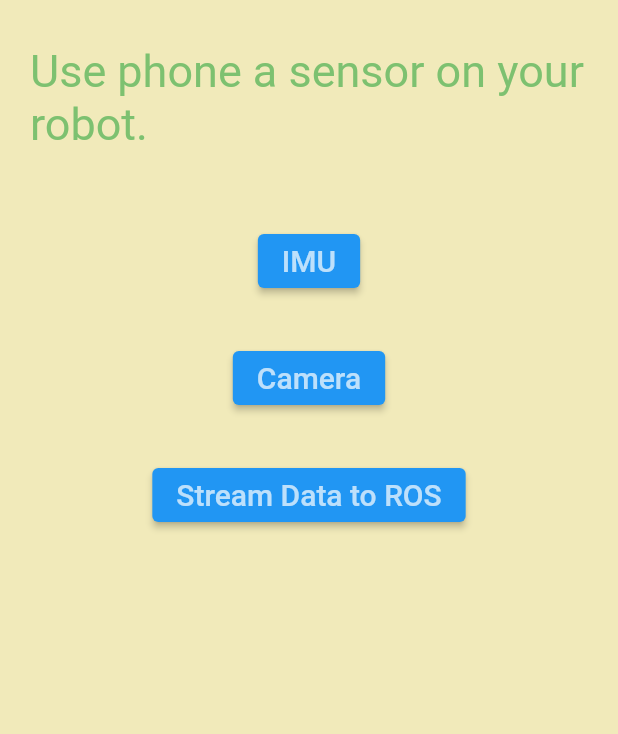
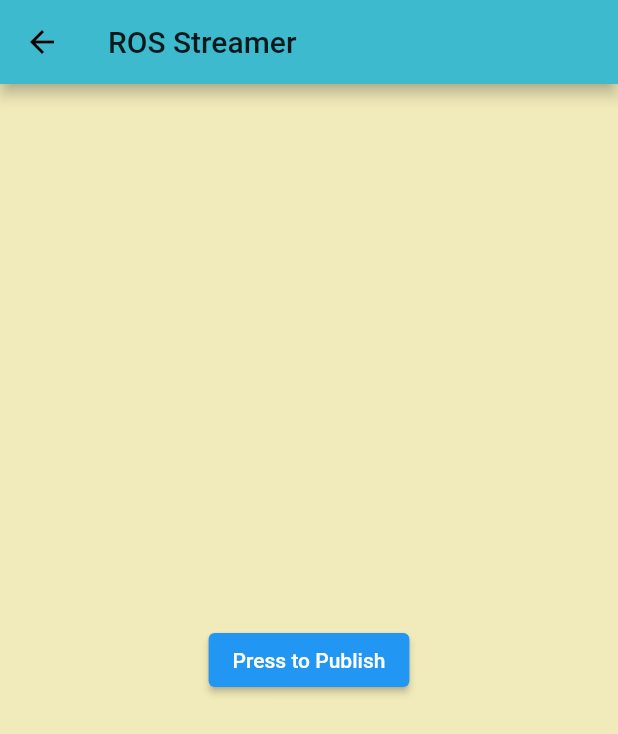
Before and after one commit to Soft-illusion/Mobile_sensors_app, a Flutter app: the screen it shows after launch, after a tap on "Stream Data to ROS", on a phone screen of 412 x 824 dp. Shown: the top 734 px of the screen. Run offline on Flutter 3.47's test engine with Material 2 defaults, Android fonts, the phone set to English and light mode, and no system bars; our stand-ins replace dartx, sensors_plus; missing offline and left inert: dartros, sensor_msgs, std_msgs; statements that could not run were skipped.

Commit message:
wip check ros

```diff
--- a/lib/screens/home_screen.dart
+++ b/lib/screens/home_screen.dart
@@ -2,7 +2,7 @@
 import 'package:flutter/widgets.dart';
 // import 'package:mobile_sensors/screens/camera.dart';
 import 'package:mobile_sensors/screens/imu.dart';
-// import 'package:mobile_sensors/screens/ros_master_uri.dart';
+import 'package:mobile_sensors/screens/ros_master_uri.dart';
 
 class Homescreen extends StatefulWidget {
   const Homescreen({Key? key}) : super(key: key);
@@ -40,7 +40,7 @@
                       print("IMU clicked");
                       Navigator.push(context,
                           MaterialPageRoute(builder: (context) {
-                        return IMU();
+                        return IMUScreen();
                       }));
                     },
                     child: Text(
@@ -73,6 +73,10 @@
                   child: ElevatedButton(
                     onPressed: () {
                       print("Stream data clicked");
+                      Navigator.push(context,
+                          MaterialPageRoute(builder: (context) {
+                        return RosStreamer();
+                      }));
                     },
                     child: Text(
                       'Stream Data to ROS',
--- a/lib/screens/imu.dart
+++ b/lib/screens/imu.dart
@@ -2,14 +2,14 @@
 import 'package:sensors_plus/sensors_plus.dart';
 import 'dart:async';
 
-class IMU extends StatefulWidget {
-  const IMU({Key? key}) : super(key: key);
+class IMUScreen extends StatefulWidget {
+  const IMUScreen({Key? key}) : super(key: key);
 
   @override
-  _IMUState createState() => _IMUState();
+  _IMUScreenState createState() => _IMUScreenState();
 }
 
-class _IMUState extends State<IMU> {
+class _IMUScreenState extends State<IMUScreen> {
   double ax = 9.0;
 
   List<double>? _accelerometerValues;
--- a/lib/screens/ros_master_uri.dart
+++ b/lib/screens/ros_master_uri.dart
@@ -0,0 +1,47 @@
+import 'package:dartros/dartros.dart';
+import 'package:flutter/material.dart';
+import 'package:dartx/dartx.dart';
+import 'package:std_msgs/msgs.dart';
+import 'package:sensor_msgs/msgs.dart';
+
+class RosStreamer extends StatefulWidget {
+  const RosStreamer({Key? key}) : super(key: key);
+
+  @override
+  _RosStreamerState createState() => _RosStreamerState();
+}
+
+class _RosStreamerState extends State<RosStreamer> {
+  late NodeHandle nh;
+  late Publisher imu_pub;
+
+  @override
+  void initState() async {
+    super.initState();
+    nh = await initNode("Hey", []);
+
+    imu_pub = nh.advertise<StringMessage>("/imu/raw", StringMessage.$prototype);
+  }
+
+  @override
+  Widget build(BuildContext context) {
+    return Scaffold(
+      appBar: AppBar(
+        title: Text("ROS Streamer"),
+      ),
+      body: Center(
+        child: ElevatedButton(
+          onPressed: () {
+            print("Publish button pressed");
+            final imu_msg = StringMessage(data: "Hi!!");
+            imu_pub.publish(imu_msg);
+          },
+          child: Text(
+            "Press to Publish",
+            textAlign: TextAlign.center,
+          ),
+        ),
+      ),
+    );
+  }
+}
--- a/pubspec.yaml
+++ b/pubspec.yaml
@@ -24,6 +24,8 @@
   flutter:
     sdk: flutter
   sensors_plus: ^1.1.0
+  dartros: ^0.1.2
+  sensor_msgs: ">=0.1.0 < 0.2.0"
 
 
   # The following adds the Cupertino Icons font to your application.
```
Also changed, not shown: pubspec.lock.
